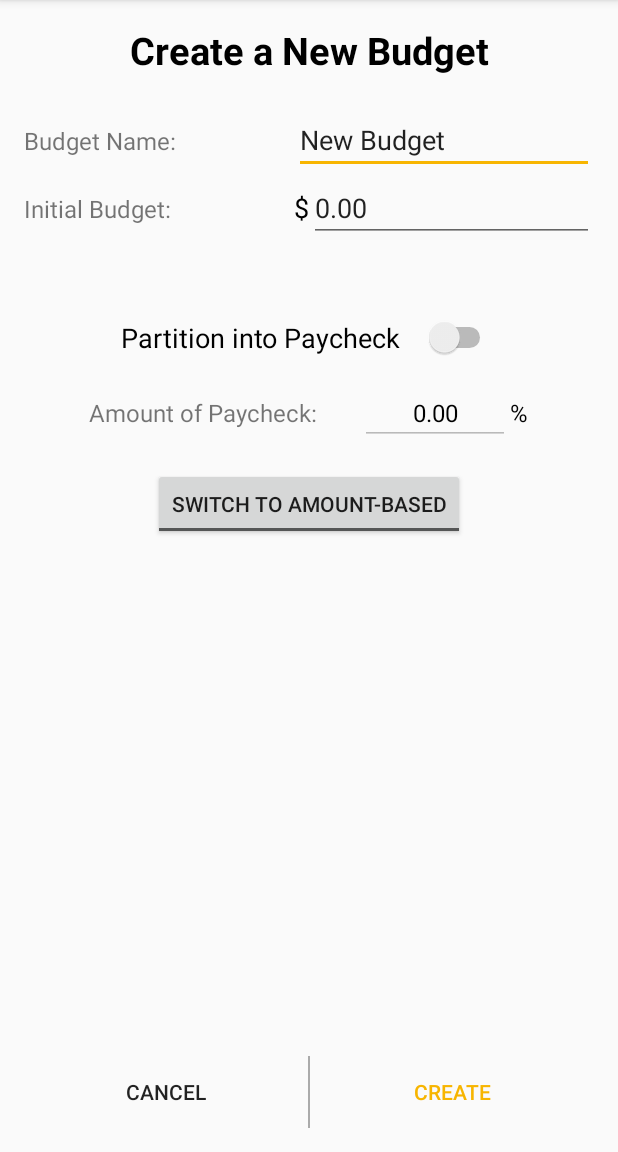
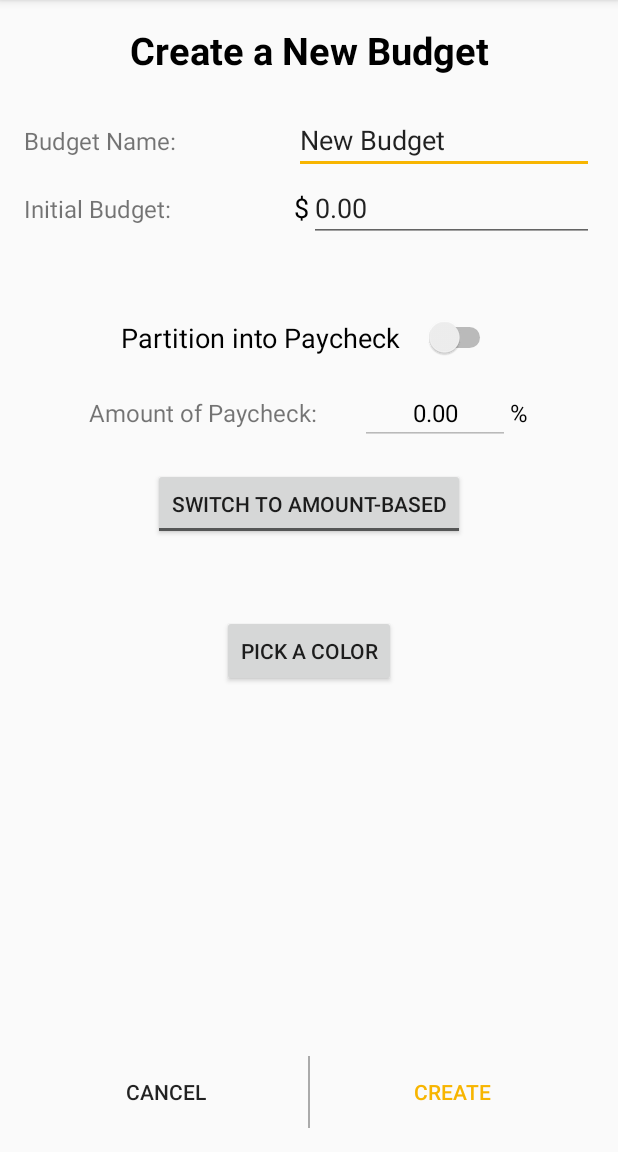
Before and after one commit to taylor-giles/Money-Manager, an Android app: the BudgetCreateActivity screen opened directly, with no data from a screen before it, on a phone screen of 412 x 824 dp, the part 84-1236 px from its top. Run offline under Robolectric (Android 15) with nearby library versions, the phone set to English and light mode, and no system bars.

```diff
--- a/app/src/main/java/c/giles/budgetappv11/BudgetCreateActivity.java
+++ b/app/src/main/java/c/giles/budgetappv11/BudgetCreateActivity.java
@@ -1,13 +1,29 @@
 package c.giles.budgetappv11;
 
+import android.app.ActionBar;
 import android.content.Intent;
+import android.graphics.Color;
+import android.graphics.drawable.GradientDrawable;
+import android.support.v4.content.ContextCompat;
+import android.support.v4.content.res.ResourcesCompat;
 import android.support.v7.app.AppCompatActivity;
 import android.os.Bundle;
 import android.view.View;
+import android.view.animation.AnimationUtils;
+import android.widget.Button;
+import android.widget.ImageButton;
+import android.widget.LinearLayout;
 import android.widget.Switch;
 import android.widget.TextView;
 import android.widget.Toast;
 import android.widget.ToggleButton;
+import android.widget.Space;
+
+import java.util.ArrayList;
+import java.util.List;
+
+import c.giles.budgetappv11.views.ColorDialog;
+import c.giles.budgetappv11.views.DepositDialog;
 
 public class BudgetCreateActivity extends AppCompatActivity {
 
@@ -23,7 +39,8 @@ public class BudgetCreateActivity extends AppCompatActivity {
     ToggleButton partitionTypeButton;
     TextView dollarSignSmall;
     TextView percentSignSmall;
-
+    LinearLayout colorLayout;
+    Button colorButton;
 
 
     @Override
@@ -39,8 +56,10 @@ public class BudgetCreateActivity extends AppCompatActivity {
         partitionTypeButton = (ToggleButton)findViewById(R.id.partition_basis_toggle_button);
         dollarSignSmall = (TextView)findViewById(R.id.dollar_sign_small);
         percentSignSmall = (TextView)findViewById(R.id.percent_sign_small);
+        colorButton = (Button)findViewById(R.id.color_button);
 
         partitionValueView.setEnabled(partitionSwitch.isChecked());
+
     }
 
     public void startMainActivity(View view){
@@ -56,6 +75,11 @@ public class BudgetCreateActivity extends AppCompatActivity {
             dollarSignSmall.setVisibility(View.INVISIBLE);
             percentSignSmall.setVisibility(View.VISIBLE);
         }
+    }
+
+    public void openColorDialog(View view){
+        ColorDialog dialog = new ColorDialog();
+        dialog.show(getSupportFragmentManager(), "Color Dialog");
     }
 
     public void flipSwitch(View view){
--- a/app/src/main/java/c/giles/budgetappv11/HistoryActivity.java
+++ b/app/src/main/java/c/giles/budgetappv11/HistoryActivity.java
@@ -37,6 +37,7 @@ public class HistoryActivity extends AppCompatActivity {
     protected void onCreate(Bundle savedInstanceState) {
         super.onCreate(savedInstanceState);
         setContentView(R.layout.activity_history);
+        setTitle("History");
 
         Toolbar toolbar = (Toolbar) findViewById(R.id.history_toolbar);
         setSupportActionBar(toolbar);
--- a/app/src/main/java/c/giles/budgetappv11/views/TrendsFragment.java
+++ b/app/src/main/java/c/giles/budgetappv11/views/TrendsFragment.java
@@ -203,7 +203,6 @@ public class TrendsFragment extends Fragment {
 
 
 
-
     private class CurrencyValueFormatter extends ValueFormatter{
         private NumberFormat currencyFormat = NumberFormat.getCurrencyInstance();
 
@@ -218,7 +217,6 @@ public class TrendsFragment extends Fragment {
     }
 
 
-
     private class XAxisValueFormatter extends ValueFormatter {
         @Override
         public String getFormattedValue(float timeInMillis) {
--- a/app/src/main/res/layout/activity_budget_create.xml
+++ b/app/src/main/res/layout/activity_budget_create.xml
@@ -23,6 +23,18 @@
     <Space
         android:layout_width="match_parent"
         android:layout_height="20dp" />
+
+    <ScrollView
+        android:layout_width="match_parent"
+        android:layout_height="0dp"
+        android:layout_weight="1">
+
+        <LinearLayout
+            android:id="@+id/scroll_layout"
+            android:layout_width="match_parent"
+            android:layout_height="wrap_content"
+            android:gravity="center_horizontal"
+            android:orientation="vertical">
 
             <LinearLayout
                 android:layout_width="match_parent"
@@ -170,8 +182,21 @@
 
             <Space
                 android:layout_width="match_parent"
+                android:layout_height="50dp" />
+
+            <Button
+                android:id="@+id/color_button"
+                android:layout_width="wrap_content"
+                android:layout_height="wrap_content"
+                android:onClick="openColorDialog"
+                android:text="@string/pick_a_color" />
+
+            <Space
+                android:layout_width="match_parent"
                 android:layout_height="0dp"
                 android:layout_weight="1" />
+        </LinearLayout>
+    </ScrollView>
 
     <LinearLayout
         android:layout_width="match_parent"
--- a/app/src/main/res/values/strings.xml
+++ b/app/src/main/res/values/strings.xml
@@ -72,5 +72,6 @@
     <string name="history">History</string>
     <string name="clear_history">Clear History</string>
     <string name="trends">Trends</string>
+    <string name="pick_a_color">Pick a Color</string>
 
 </resources>
```
Also changed, not shown: app/src/main/java/c/giles/budgetappv11/MainActivity.java (+26 -8 lines), app/src/main/java/c/giles/budgetappv11/views/ColorDialog.java (added, +163 -0 lines), app/src/main/res/layout/color_dialog.xml (added, +11 -0 lines), 1 other file. Lines whose indentation alone changed are shown as unchanged.
